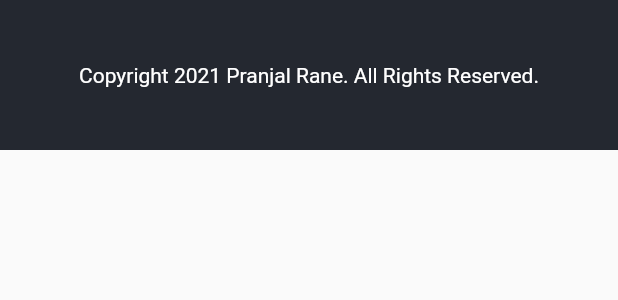
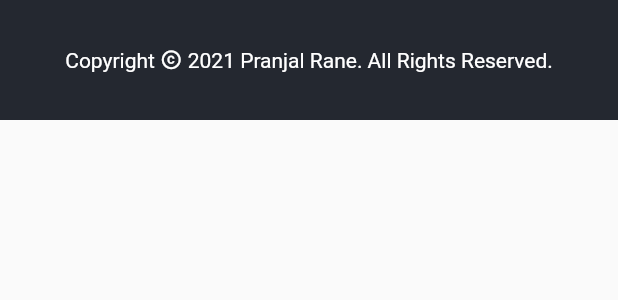
Before and after one commit to pranjal0207/pranjal-rane-portfolio, a Flutter app: the Copyright widget shown alone on an empty page, opened directly, on a phone screen of 412 x 824 dp. Shown: the top 300 px of the screen. Run offline on Flutter 3.47's test engine with Material 2 defaults, Android fonts, the phone set to English and light mode, and no system bars.

Commit message:
copyright information optimised

```diff
--- a/lib/widgets/copyright.dart
+++ b/lib/widgets/copyright.dart
@@ -7,18 +7,34 @@ class Copyright extends StatelessWidget {
   Widget build(BuildContext context) {
     return Container(
       width: MediaQuery.of(context).size.width,
-      height: 100,
+      height: 80,
       decoration: BoxDecoration(
         color: Color(0XFF242830)
       ),
-      child: Center(
-        child: Text(
-          "Copyright 2021 Pranjal Rane. All Rights Reserved.",
-          style: TextStyle(
-            color: Colors.white
+      child: Row(
+        mainAxisAlignment: MainAxisAlignment.center,
+        children: <Widget>[
+          Text(
+          "Copyright ",
+            style: TextStyle(
+              color: Colors.white
+            ),
           ),
-        ),
-      )
+
+          Icon(
+            Icons.copyright_sharp,
+            color: Colors.white,
+            size: 15,
+          ),
+
+          Text(
+          " 2021 Pranjal Rane. All Rights Reserved.",
+            style: TextStyle(
+              color: Colors.white
+            ),
+          ),
+        ],
+      ),
     );
   }
 }
```
Also changed, not shown: 1 other file.
